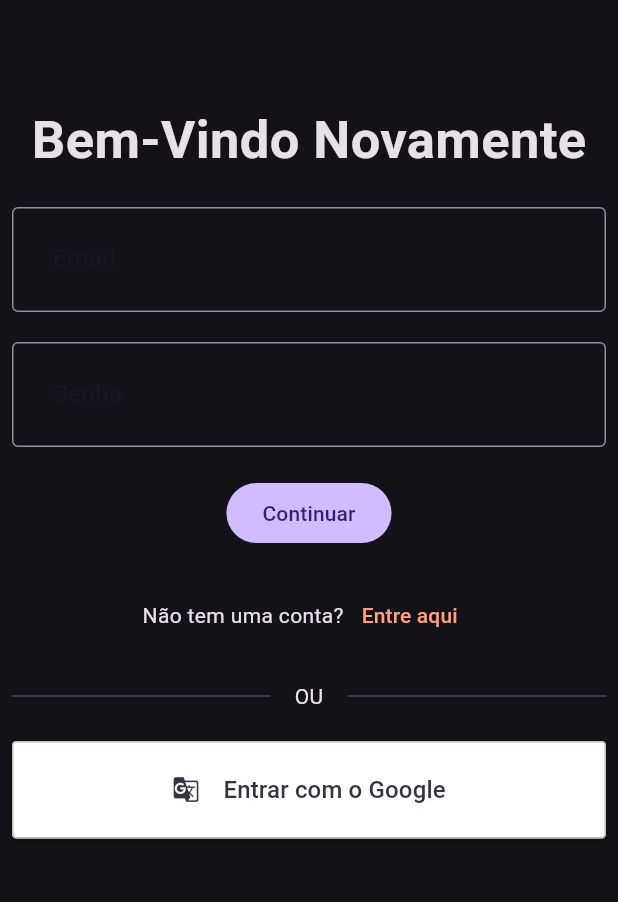
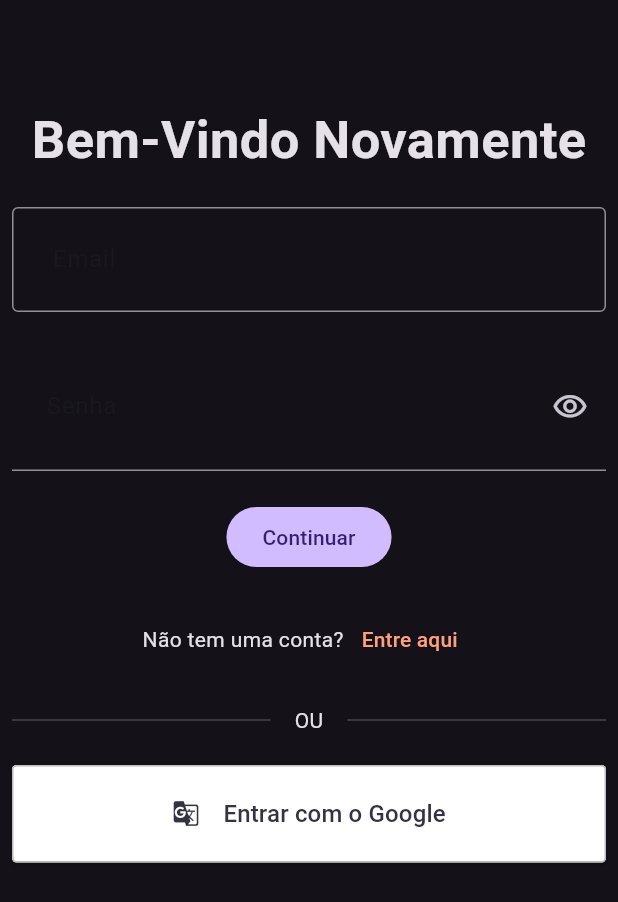
Before and after one commit to egaddini/ftchamados, a Flutter app: the screen it shows after launch, on a phone screen of 412 x 824 dp. Shown: the top 902 px of the screen. Run offline on Flutter 3.47's test engine with Material 2 defaults, Android fonts, the phone set to English and light mode, and no system bars; our stand-ins replace dio, flutter_typeahead, get, mask_text_input_formatter, shared_preferences; missing offline and left inert: validatorless; accounts and stored records are empty.

Commit message:
ajuste no sharedPasswordField, added icon para ver

```diff
--- a/lib/app/shared_components/c_password_field.dart
+++ b/lib/app/shared_components/c_password_field.dart
@@ -1,7 +1,7 @@
 import 'package:chamados/app/constans/pallete.dart';
 import 'package:flutter/material.dart';
 
-class PasswordField extends StatelessWidget {
+class PasswordField extends StatefulWidget {
   final String labelText;
   final TextEditingController controller;
   final List<FormFieldValidator<String>> validator;
@@ -14,26 +14,34 @@ class PasswordField extends StatelessWidget {
   }) : super(key: key);
 
   @override
+  PasswordFieldState createState() => PasswordFieldState();
+}
+
+class PasswordFieldState extends State<PasswordField> {
+  bool _obscureText = true;
+
+  @override
   Widget build(BuildContext context) {
     return TextFormField(
-      controller: controller,
-      obscureText: true,
+      controller: widget.controller,
+      obscureText: _obscureText,
       decoration: InputDecoration(
-        contentPadding: EdgeInsets.all(23),
-        labelText: labelText,
+        contentPadding: const EdgeInsets.all(23),
+        labelText: widget.labelText,
         labelStyle: const TextStyle(
           color: Pallete.backgroundColor,
         ),
-        border: const OutlineInputBorder(),
-        focusedBorder: const OutlineInputBorder(
-          borderSide: BorderSide(
-            color: Pallete.gradient3,
-            width: 2,
-          ),
+        suffixIcon: IconButton(
+          onPressed: () {
+            setState(() {
+              _obscureText = !_obscureText;
+            });
+          },
+          icon: Icon( _obscureText ? Icons.visibility_outlined : Icons.visibility_off_outlined,),
         ),
       ),
       validator: (value) {
-        for (final validate in validator) {
+        for (final validate in widget.validator) {
           final error = validate(value ?? '');
           if (error != null) {
             return error;
```
